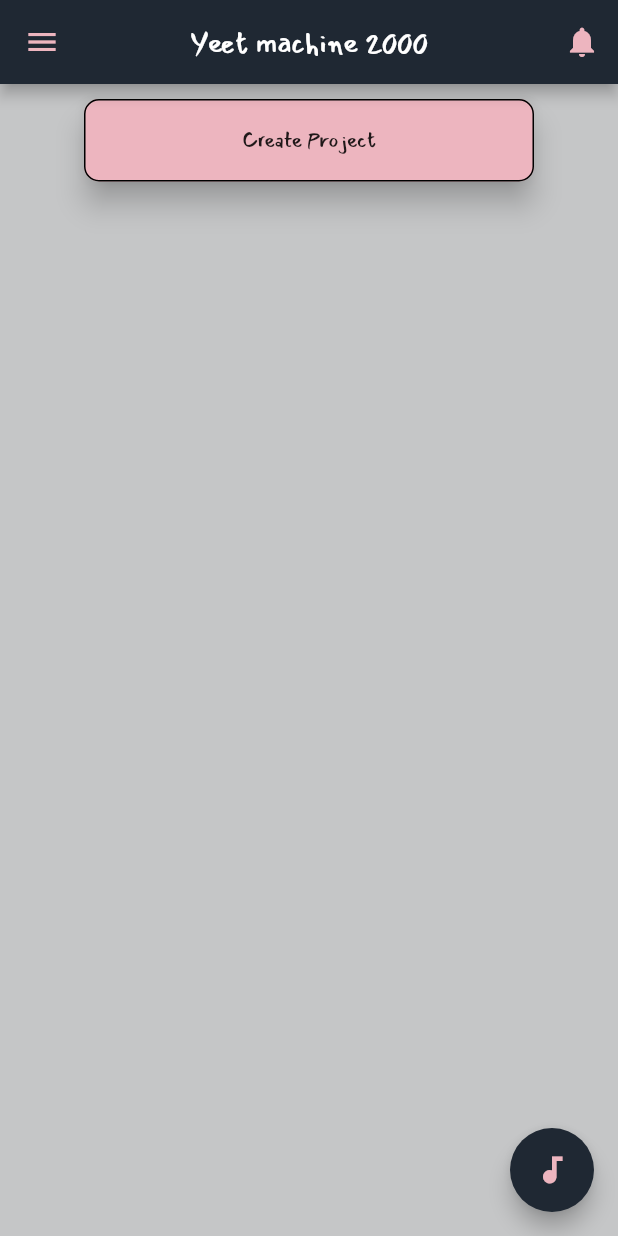
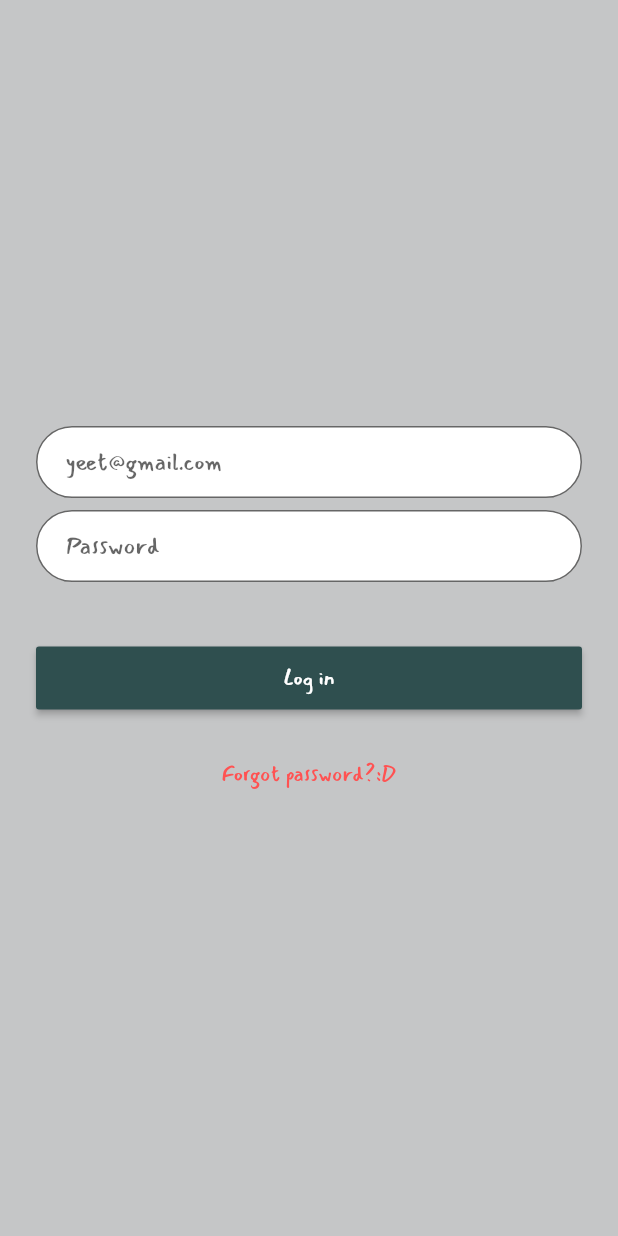
Before and after one commit to Yeetmaster6969/Yeet, a Flutter app: the screen it shows after launch, on a phone screen of 412 x 824 dp. Run offline on Flutter 3.47's test engine with Material 2 defaults, Android fonts, the phone set to English and light mode, and no system bars; our stand-ins replace table_calendar.

Commit message:
yeet
Login page bois

```diff
--- a/lib/main.dart
+++ b/lib/main.dart
@@ -1,16 +1,19 @@
 import 'package:flutter/material.dart';
 import "src/app.dart";
+import "src/login_page.dart";
 
 void main() {
   runApp(
     new MaterialApp(
       theme: ThemeData(fontFamily: "Mansalva"),
-      home: new HomePage(),
+      home: new LoginPage(),
       routes: <String, WidgetBuilder> {
+        "/HomePage": (BuildContext context) => new HomePage(),
         "/SecondPage": (BuildContext context) => new SecondPage(),
         "/Projects": (BuildContext context) => new Projects(),
         "/CreateProject": (BuildContext context) => new CreateProject(),
-        "/NotificationsPage": (BuildContext context) => new NotificationsPage()
+        "/NotificationsPage": (BuildContext context) => new NotificationsPage(),
+        "/LoginPage": (BuildContext context) => new LoginPage(),
 
       }
     )
--- a/lib/src/app.dart
+++ b/lib/src/app.dart
@@ -2,9 +2,11 @@ import 'package:flutter/material.dart';
 import 'package:flutter/rendering.dart';
 import 'package:table_calendar/table_calendar.dart';
 
+
   final barColor = const Color(0xFF1f2833);
   final bgColor = const Color(0xFFc5c6c7);
   final iconColor = const Color(0xFFedb5bf);
+  final yeetColor = const Color(0xFF2F4F4F);
 
 class HomePage extends StatelessWidget {
 
@@ -88,6 +90,14 @@ class HomePage extends StatelessWidget {
               title: new Text('Close', style: TextStyle(color: Colors.white),),
               trailing:  new Icon(Icons.cancel, color: iconColor,),
               onTap: () => Navigator.of(context).pop(),
+            ),
+               new ListTile(
+              title: new Text('Log Out', style: TextStyle(color: Colors.white)),
+              trailing:  new Icon(Icons.cancel, color: iconColor,),
+              onTap: () {
+                Navigator.of(context).pop();
+                Navigator.of(context).pushNamed("/LoginPage");
+                },
             ),
           ],
         ),
--- /dev/null
+++ b/lib/src/login_page.dart
@@ -0,0 +1,92 @@
+import 'package:flutter/material.dart';
+import 'package:material_test/src/app.dart';
+
+
+class LoginPage extends StatefulWidget {
+  @override
+  _LoginPageState createState() => _LoginPageState();
+}
+
+class _LoginPageState extends State<LoginPage> {
+
+  /*final _formKey = GlobalKey<FormState>();
+  String _email;
+  String _password;*/
+
+  @override
+  Widget build(BuildContext context) {
+
+    final email = TextFormField(
+      //onSaved: (value) => _email = value,
+      keyboardType: TextInputType.emailAddress,
+      autofocus: false,
+      decoration: InputDecoration(
+        fillColor: Colors.white,
+        filled: true,
+        hintText: 'yeet@gmail.com',
+        contentPadding: EdgeInsets.fromLTRB(20.0, 10.0, 20.0, 10.0),
+        border:  OutlineInputBorder(
+          borderRadius: BorderRadius.circular(32.0)
+        ),
+      ),
+
+    );
+
+    final password = TextFormField(
+    //  onSaved: (value) => _password = value,
+      autofocus: false,
+      obscureText: true,
+      decoration: InputDecoration(
+        fillColor: Colors.white,
+        filled: true,
+        hintText: 'Password',
+        contentPadding: EdgeInsets.fromLTRB(20.0, 10.0, 20.0, 10.0),
+        border:  OutlineInputBorder(
+          borderRadius: BorderRadius.circular(32.0)
+        ),
+      ),
+    );
+
+    final loginButton = Padding(
+      padding: EdgeInsets.symmetric(vertical: 16.0),
+
+        child: MaterialButton(
+        //  key: _formKey,
+          minWidth: 200.0,
+          height: 42.0,
+          onPressed:(){
+            Navigator.of(context).pushNamed("/HomePage");
+          },
+          color: yeetColor,
+          child: Text('Log in', style: TextStyle(color: Colors.white)),
+
+      ),
+
+    );
+
+
+    final forgotLabel = FlatButton(
+      child: Text('Forgot password?:D', style: TextStyle(color: Colors.redAccent)),
+      onPressed: () {},
+
+    );
+
+    return Scaffold(
+      backgroundColor: bgColor,
+      body: Center(
+        child: ListView(
+          shrinkWrap: true,
+          padding: EdgeInsets.only(left: 24.0, right: 24.0),
+          children: <Widget>[
+            email,
+            SizedBox(height: 8.0),
+            password,
+            SizedBox(height: 24.0),
+            loginButton,
+            forgotLabel,
+          ],
+        ),
+      ),
+    );
+  }
+}
--- a/pubspec.yaml
+++ b/pubspec.yaml
@@ -17,6 +17,7 @@ environment:
   sdk: ">=2.1.0 <3.0.0"
 
 dependencies:
+
 
   flutter:
     sdk: flutter
```
